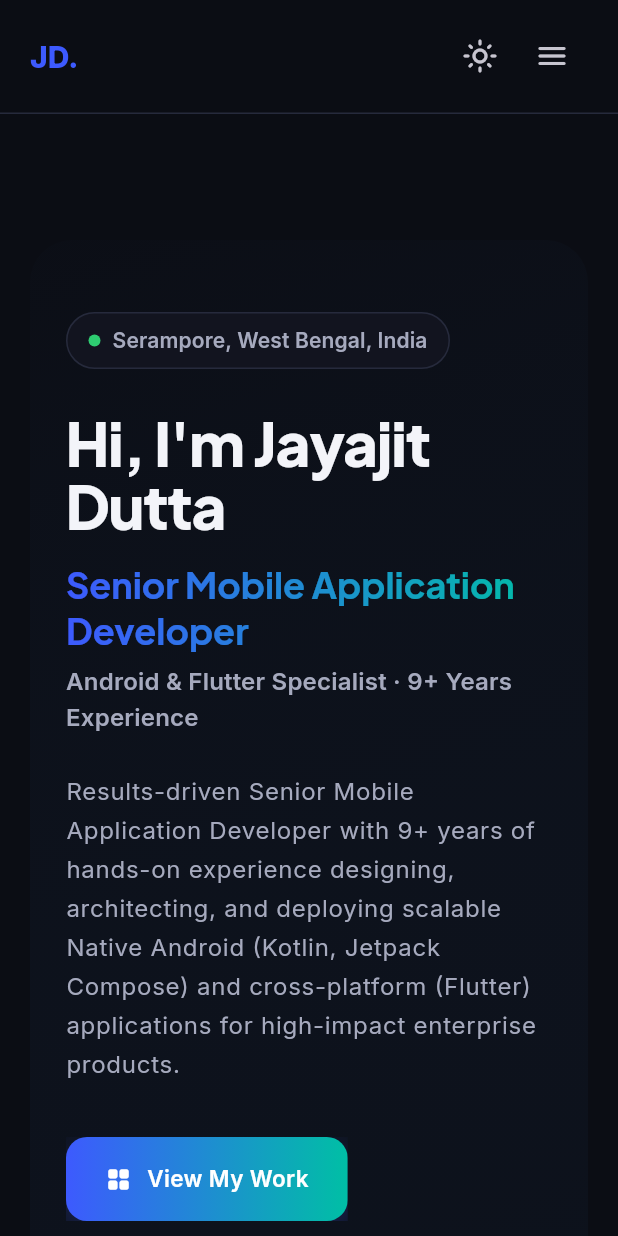
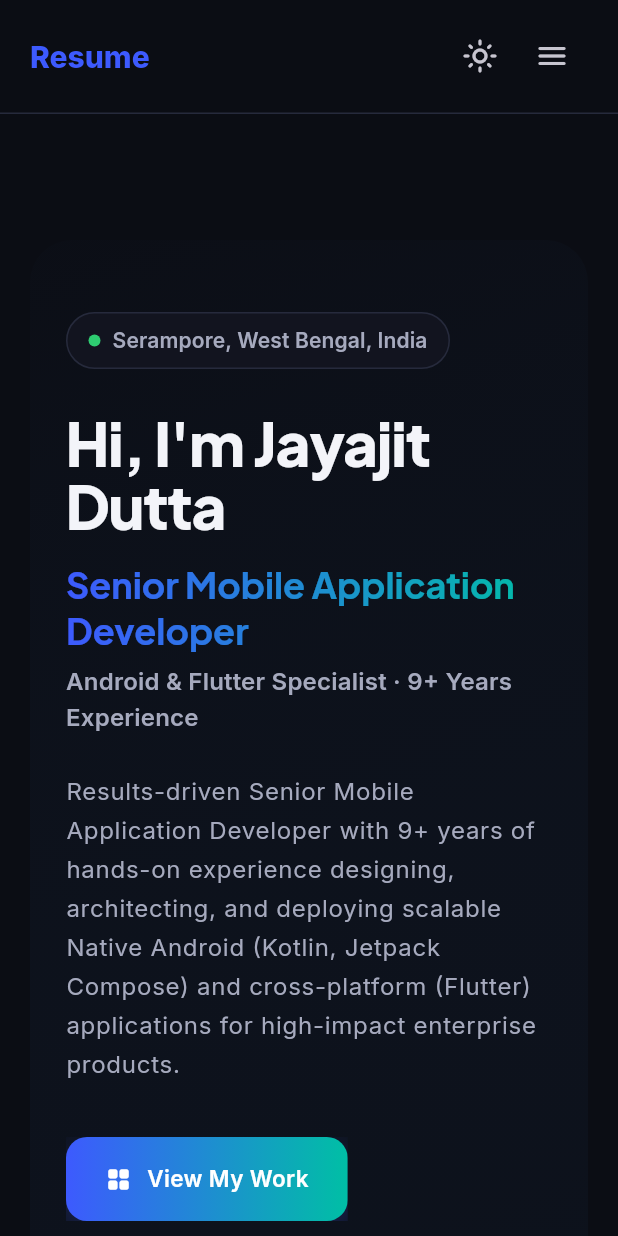
Before and after one commit to JayDutta7/Portfolio, a Flutter app: the screen it shows after launch, after a tap on the "dark mode" icon, on a phone screen of 412 x 824 dp. Run offline on Flutter 3.47's test engine with Material 3 defaults, Android fonts, the phone set to English and light mode, and no system bars; our stand-ins replace flutter_riverpod, google_fonts, open_file; missing offline and left inert: dart:html.

Commit message:
Bug Fixation

```diff
--- a/lib/data/profile_data.dart
+++ b/lib/data/profile_data.dart
@@ -21,7 +21,7 @@ class ProfileData {
   static const String email = 'jayajit1989@gmail.com';
 
   // TODO: Replace with your real profile URLs.
-  static const String linkedInUrl = 'www.linkedin.com/in/jayajit-dutta-7124b9125';
+  static const String linkedInUrl = 'https://www.linkedin.com/in/jayajit-dutta-7124b9125';
   static const String githubUrl = 'https://github.com/JayDutta7';
 
   static const String heroIntro =
--- a/lib/presentation/widgets/common/nav_bar.dart
+++ b/lib/presentation/widgets/common/nav_bar.dart
@@ -39,7 +39,7 @@ class NavBar extends ConsumerWidget implements PreferredSizeWidget {
       child: Row(
         children: [
           Text(
-            'JD.',
+            'Resume',
             style: theme.textTheme.titleLarge?.copyWith(
               fontWeight: FontWeight.w800,
               color: theme.colorScheme.primary,
```
